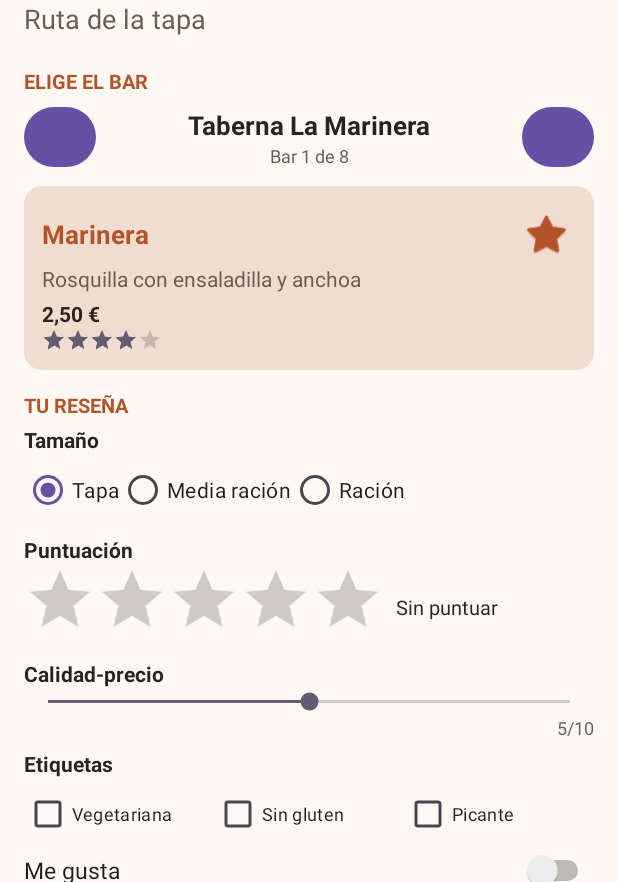
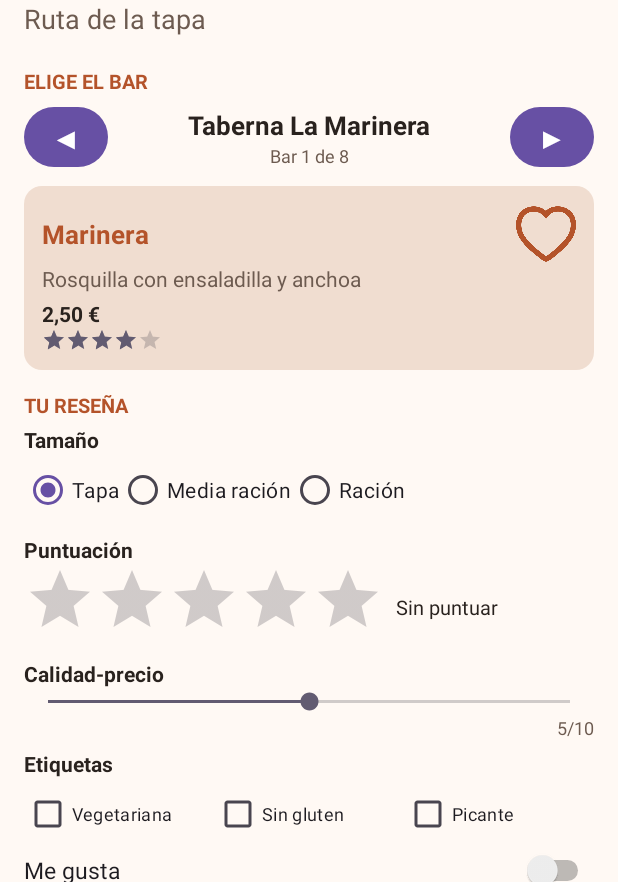
Before and after one commit to Gines3/GastroVoteG-Gines, an Android app: the screen it shows after launch (MainActivity), on a phone screen of 412 x 824 dp, the part 354-1236 px from its top. Run offline under Robolectric (Android 15) with nearby library versions, the phone set to English and light mode, and no system bars; 2 statements that could not run were skipped.

Commit message:
Diseño la interfaz de Gastrovote añadiendo los nuevos datos y arreglando fallos anteriores(signos < > no funcionaban) , poniendo ScrollView como raiz

```diff
--- a/app/src/main/res/layout/activity_main.xml
+++ b/app/src/main/res/layout/activity_main.xml
@@ -1,5 +1,6 @@
 <?xml version="1.0" encoding="utf-8"?>
-<androidx.constraintlayout.widget.ConstraintLayout
+
+<ScrollView
     xmlns:android="http://schemas.android.com/apk/res/android"
     xmlns:app="http://schemas.android.com/apk/res-auto"
     xmlns:tools="http://schemas.android.com/tools"
@@ -7,17 +8,11 @@
     android:layout_width="match_parent"
     android:layout_height="match_parent"
     android:background="@color/fondo"
+    android:fillViewport="true"
+    android:clipToPadding="false"
     tools:context=".MainActivity">
 
-    <ScrollView
-        android:layout_width="0dp"
-        android:layout_height="0dp"
-        android:fillViewport="true"
-        android:clipToPadding="false"
-        app:layout_constraintTop_toTopOf="parent"
-        app:layout_constraintBottom_toBottomOf="parent"
-        app:layout_constraintStart_toStartOf="parent"
-        app:layout_constraintEnd_toEndOf="parent">
+
 
         <LinearLayout
             android:layout_width="match_parent"
@@ -70,10 +65,13 @@
 
                 <Button
                     android:id="@+id/btnBarAnterior"
-                    android:layout_width="48dp"
-                    android:layout_height="wrap_content"
+                    android:layout_width="56dp"
+                    android:layout_height="48dp"
                     android:minWidth="0dp"
-                    android:text="@string/bar_anterior"
+                    android:padding="0dp"
+                    android:text="◀"
+                    android:textSize="20sp"
+                    android:textAllCaps="false"
                     android:contentDescription="@string/bar_anterior" />
 
                 <LinearLayout
@@ -106,10 +104,13 @@
 
                 <Button
                     android:id="@+id/btnBarSiguiente"
-                    android:layout_width="48dp"
-                    android:layout_height="wrap_content"
+                    android:layout_width="56dp"
+                    android:layout_height="48dp"
                     android:minWidth="0dp"
-                    android:text="@string/bar_siguiente"
+                    android:padding="0dp"
+                    android:text="▶"
+                    android:textSize="20sp"
+                    android:textAllCaps="false"
                     android:contentDescription="@string/bar_siguiente" />
             </LinearLayout>
 
@@ -142,8 +143,9 @@
                         android:layout_width="40dp"
                         android:layout_height="40dp"
                         android:background="?attr/selectableItemBackgroundBorderless"
-                        android:src="@android:drawable/btn_star_big_off"
+                        android:src="@drawable/ic_corazon_vacio"
                         android:contentDescription="@string/favorito"
+                        android:scaleType="fitCenter"
                         app:tint="@color/color_principal" />
                 </LinearLayout>
 
@@ -355,7 +357,7 @@
                     android:backgroundTint="@color/color_principal" />
 
                 <Button
-                    android:id="@+id/btnCalcular"
+                    android:id="@+id/btnPublicarResena"
                     android:layout_width="0dp"
                     android:layout_height="wrap_content"
                     android:layout_weight="1"
@@ -431,4 +433,3 @@
 
         </LinearLayout>
     </ScrollView>
-</androidx.constraintlayout.widget.ConstraintLayout>
```
